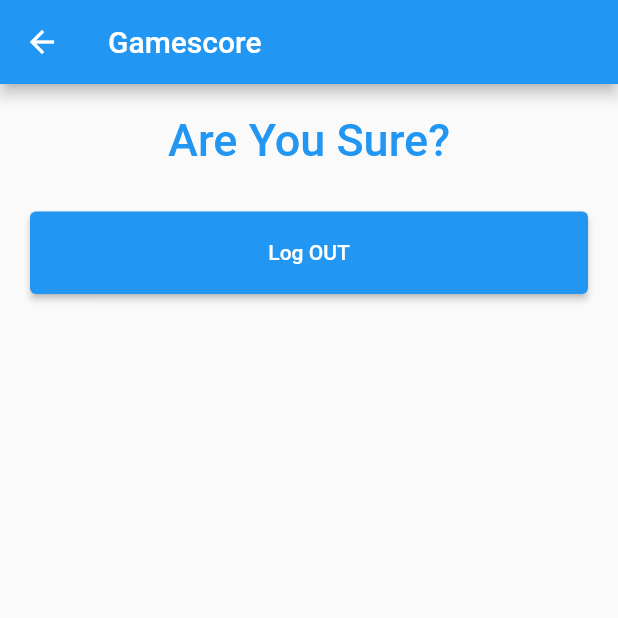
After one commit to ddrechse/FlutterParse-Login-Demo, a Flutter app: the Logout screen opened directly, after a tap on "Log OUT", on a phone screen of 412 x 824 dp, the top half of it. The commit adds this screen. Run offline on Flutter 3.47's test engine with Material 2 defaults, Android fonts, the phone set to English and light mode, and no system bars; our stand-ins replace go_router, parse_server_sdk; network calls fail.

Commit message:
Add Logout functionality, Demo ParseSession usage

```diff
--- a/lib/screens/homepage.dart
+++ b/lib/screens/homepage.dart
@@ -1,11 +1,13 @@
 import 'package:flutter/material.dart';
 import 'package:parse_login_demo/screens/getdata.dart';
+import 'package:parse_login_demo/screens/logout.dart';
 import 'package:parse_login_demo/screens/putdata.dart';
 import '../components/persistent_bottom_bar_scaffold.dart';
 
 class HomePage extends StatelessWidget {
   final _tab1navigatorKey = GlobalKey<NavigatorState>();
   final _tab2navigatorKey = GlobalKey<NavigatorState>();
+  final _tab3navigatorKey = GlobalKey<NavigatorState>();
 
   @override
   Widget build(BuildContext context) {
@@ -23,6 +25,12 @@ class HomePage extends StatelessWidget {
           title: 'List Gamescores',
           navigatorkey: _tab2navigatorKey,
         ),
+        PersistentTabItem(
+          tab: Logout(),
+          icon: Icons.logout_sharp,
+          title: 'Logout',
+          navigatorkey: _tab3navigatorKey,
+        ),
       ],
     );
   }
--- /dev/null
+++ b/lib/screens/logout.dart
@@ -0,0 +1,66 @@
+import 'package:flutter/material.dart';
+import 'package:go_router/go_router.dart';
+import 'package:parse_server_sdk/parse_server_sdk.dart';
+
+class Logout extends StatelessWidget {
+  @override
+  Widget build(BuildContext context) {
+    return Scaffold(
+        appBar: AppBar(
+          title: const Text('Gamescore'),
+        ),
+        body: Padding(
+            padding: const EdgeInsets.all(10),
+            child: ListView(
+              children: <Widget>[
+                Container(
+                    alignment: Alignment.center,
+                    padding: const EdgeInsets.all(10),
+                    child: const Text(
+                      'Are You Sure?',
+                      style: TextStyle(
+                          color: Colors.blue,
+                          fontWeight: FontWeight.w500,
+                          fontSize: 30),
+                    )),
+                Container(
+                    height: 75,
+                    padding: const EdgeInsets.fromLTRB(10, 20, 10, 0),
+                    child: ElevatedButton(
+                      child: const Text('Log OUT'),
+                      onPressed: () {
+                        print("Logging Out");
+                        processLogout();
+                        GoRouter.of(context).go('/');
+                        // Do the Logout
+                      },
+                    )),
+              ],
+            )));
+  }
+
+  processLogout() async {
+    final String? sessionId = ParseCoreData().sessionId;
+    print(sessionId);
+    var user = await ParseUser.currentUser();
+    print(user);
+
+    var resp = await ParseSession().getCurrentSessionFromServer();
+    if (resp.success) {
+      ParseSession session = resp.result;
+      print(session.runtimeType);
+      print(session);
+      var myData = session.get("myData");
+      print(myData);
+    } else {
+      print(resp.error?.message);
+    }
+
+    var response = await user.logout();
+    if (response.success) {
+      print('User logout success');
+    } else {
+      print('User logout failure response = ' + response);
+    }
+  }
+}
--- a/lib/screens/putdata.dart
+++ b/lib/screens/putdata.dart
@@ -84,6 +84,21 @@ class _PutDataState extends State<PutData> {
   }
 
   enterGameScore(context, playerName, score, cheatModeEnabled) async {
+    var resp = await ParseSession().getCurrentSessionFromServer();
+    if (resp.success) {
+      ParseSession session = resp.result;
+      print(resp.result);
+      session.set("myData", "This is my String");
+      var apiResponse = await session.save();
+      if (apiResponse.success) {
+        print(apiResponse.result);
+      } else {
+        print(apiResponse.error?.message);
+      }
+    } else {
+      print(resp.error?.message);
+    }
+
     var scoreNum = int.parse(score);
     // Create a new Gamescore document
     var gamescoreObject = ParseObject('GameScore')
```
